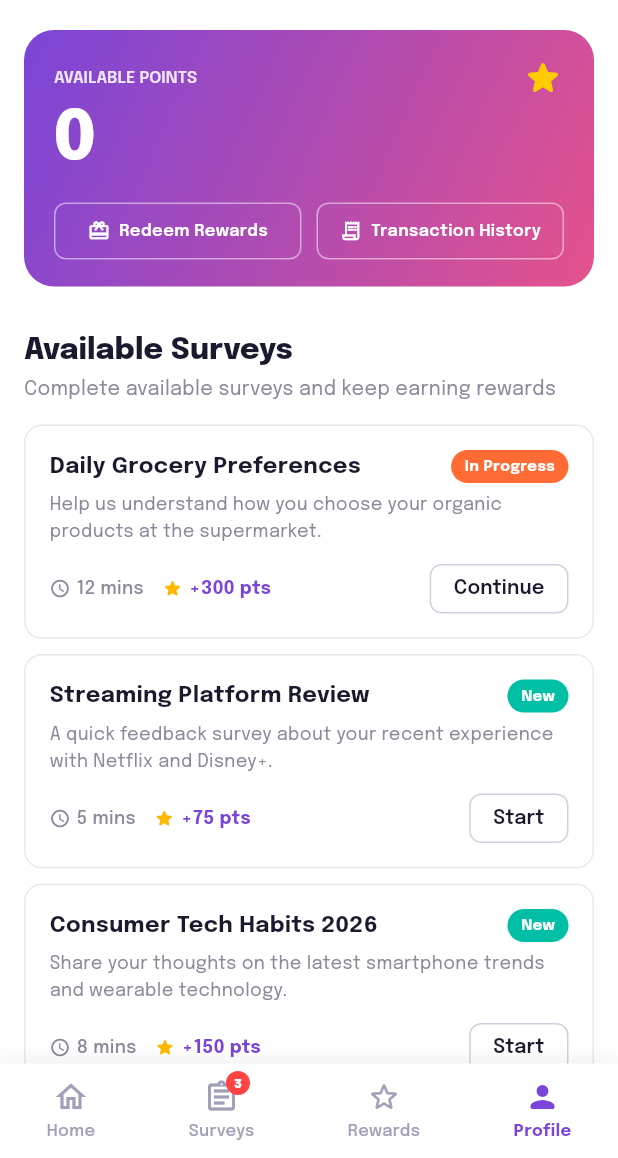
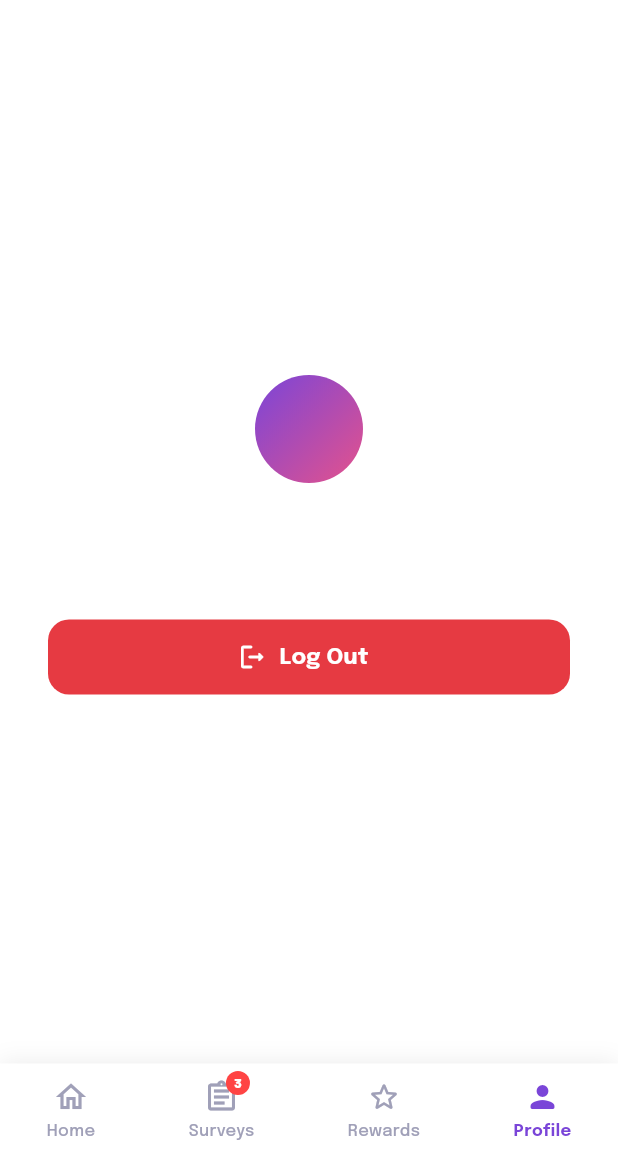
Before and after one commit to simonmusmos/opinionarena_mobile, a Flutter app: the OpinionArenaHomeScreen screen opened directly with empty values, item 4 of the bottom bar chosen, on a phone screen of 412 x 824 dp, the part 78-1236 px from its top. Run offline on Flutter 3.47's test engine with Material 3 defaults, Android fonts, the phone set to English and light mode, and no system bars; our stand-ins replace google_fonts, local_auth, shared_preferences; accounts and stored records are empty.

Commit message:
feat: logout

```diff
--- a/lib/opinion_arena_home_screen.dart
+++ b/lib/opinion_arena_home_screen.dart
@@ -1,6 +1,8 @@
 import 'package:flutter/material.dart';
 import 'package:google_fonts/google_fonts.dart';
 import 'package:intra/models/oa_user.dart';
+import 'package:intra/opinion_arena_login_screen.dart';
+import 'package:intra/services/auth_service.dart';
 
 // ── Data models ───────────────────────────────────────────────────────────────
 enum _SurveyStatus { inProgress, isNew }
@@ -59,6 +61,7 @@ class OpinionArenaHomeScreen extends StatefulWidget {
 
 class _OpinionArenaHomeScreenState extends State<OpinionArenaHomeScreen> {
   int _selectedTab = 0;
+  bool _logoutLoading = false;
 
   OAUser get _user => widget.user;
 
@@ -81,7 +84,9 @@ class _OpinionArenaHomeScreenState extends State<OpinionArenaHomeScreen> {
           children: <Widget>[
             _buildAppBar(),
             Expanded(
-              child: SingleChildScrollView(
+              child: _selectedTab == 3
+                  ? _buildProfileTab()
+                  : SingleChildScrollView(
                       padding: const EdgeInsets.only(bottom: 16),
                       child: Column(
                         crossAxisAlignment: CrossAxisAlignment.start,
@@ -534,6 +539,106 @@ class _OpinionArenaHomeScreenState extends State<OpinionArenaHomeScreen> {
     );
   }
 
+  // ── Profile tab (placeholder) ──────────────────────────────────────────────
+  Widget _buildProfileTab() {
+    return Center(
+      child: Padding(
+        padding: const EdgeInsets.symmetric(horizontal: 32),
+        child: Column(
+          mainAxisSize: MainAxisSize.min,
+          children: <Widget>[
+            Container(
+              width: 72,
+              height: 72,
+              decoration: const BoxDecoration(
+                gradient: LinearGradient(
+                  colors: <Color>[Color(0xFF7A45D8), Color(0xFFE4528C)],
+                  begin: Alignment.topLeft,
+                  end: Alignment.bottomRight,
+                ),
+                shape: BoxShape.circle,
+              ),
+              child: Center(
+                child: Text(
+                  _user.initials,
+                  style: GoogleFonts.epilogue(
+                    color: Colors.white,
+                    fontSize: 26,
+                    fontWeight: FontWeight.w700,
+                  ),
+                ),
+              ),
+            ),
+            const SizedBox(height: 12),
+            Text(
+              '${_user.firstName} ${_user.lastName}'.trim(),
+              style: GoogleFonts.epilogue(
+                color: const Color(0xFF1A1A2E),
+                fontSize: 20,
+                fontWeight: FontWeight.w700,
+              ),
+            ),
+            Text(
+              _user.email,
+              style: GoogleFonts.epilogue(
+                color: const Color(0xFF8A8A9A),
+                fontSize: 13,
+              ),
+            ),
+            const SizedBox(height: 32),
+            // TODO: full profile layout coming soon
+            SizedBox(
+              width: double.infinity,
+              height: 50,
+              child: ElevatedButton.icon(
+                onPressed: _logoutLoading ? null : _onLogoutPressed,
+                icon: _logoutLoading
+                    ? const SizedBox(
+                        width: 18,
+                        height: 18,
+                        child: CircularProgressIndicator(
+                          strokeWidth: 2,
+                          color: Colors.white,
+                        ),
+                      )
+                    : const Icon(Icons.logout_rounded, size: 20),
+                label: Text(
+                  _logoutLoading ? 'Logging out...' : 'Log Out',
+                  style: GoogleFonts.epilogue(
+                    fontSize: 15,
+                    fontWeight: FontWeight.w700,
+                  ),
+                ),
+                style: ElevatedButton.styleFrom(
+                  backgroundColor: const Color(0xFFE63A42),
+                  foregroundColor: Colors.white,
+                  disabledBackgroundColor:
+                      const Color(0xFFE63A42).withValues(alpha: 0.55),
+                  shape: RoundedRectangleBorder(
+                    borderRadius: BorderRadius.circular(14),
+                  ),
+                  elevation: 0,
+                ),
+              ),
+            ),
+          ],
+        ),
+      ),
+    );
+  }
+
+  Future<void> _onLogoutPressed() async {
+    setState(() => _logoutLoading = true);
+    await AuthService.logout();
+    if (!mounted) return;
+    Navigator.of(context).pushAndRemoveUntil(
+      MaterialPageRoute<void>(
+        builder: (_) => const OpinionArenaLoginScreen(),
+      ),
+      (Route<dynamic> route) => false,
+    );
+  }
+
   // ── Bottom nav ─────────────────────────────────────────────────────────────
   Widget _buildBottomNav() {
     return Container(
--- a/lib/services/auth_service.dart
+++ b/lib/services/auth_service.dart
@@ -59,6 +59,34 @@ class AuthService {
       await prefs.setString(_keyDeviceId, id);
     }
     return id;
+  }
+
+  // ── Logout ──────────────────────────────────────────────────────────────────
+
+  /// Calls POST /auth/logout, then clears all local session data.
+  /// Always clears locally even if the API call fails.
+  static Future<void> logout() async {
+    final String? token = await getToken();
+    final String deviceId = await getOrCreateDeviceId();
+
+    if (token != null) {
+      try {
+        await http.post(
+          Uri.parse('$_baseUrl/auth/logout'),
+          headers: <String, String>{
+            'Content-Type': 'application/json',
+            'Authorization': 'Bearer $token',
+            'X-Device-Id': deviceId,
+          },
+        );
+      } catch (_) {
+        // Ignore network errors — local cleanup still happens below
+      }
+    }
+
+    final SharedPreferences prefs = await SharedPreferences.getInstance();
+    await prefs.remove(_keyToken);
+    await prefs.remove(_keyPin);
   }
 
   // ── Password login (used as PIN fallback from auth screen) ──────────────────
```
Lines whose indentation alone changed are shown as unchanged.
